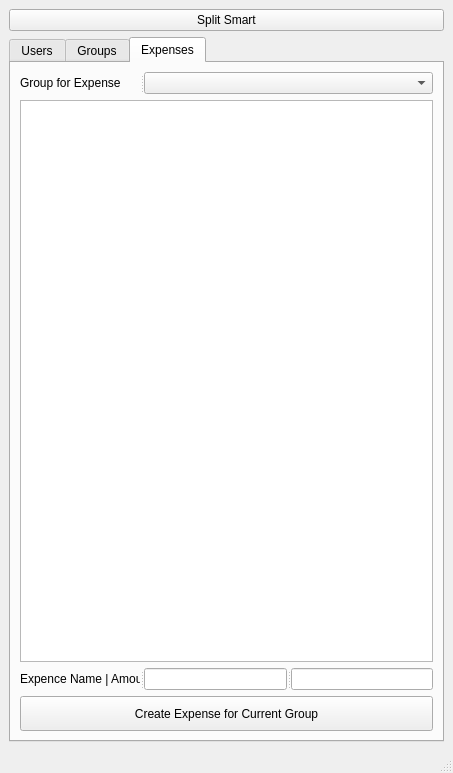
First picture: the form in split_smart/ui/ui_main.ui, repository kiryha/CIS566, before the edit.
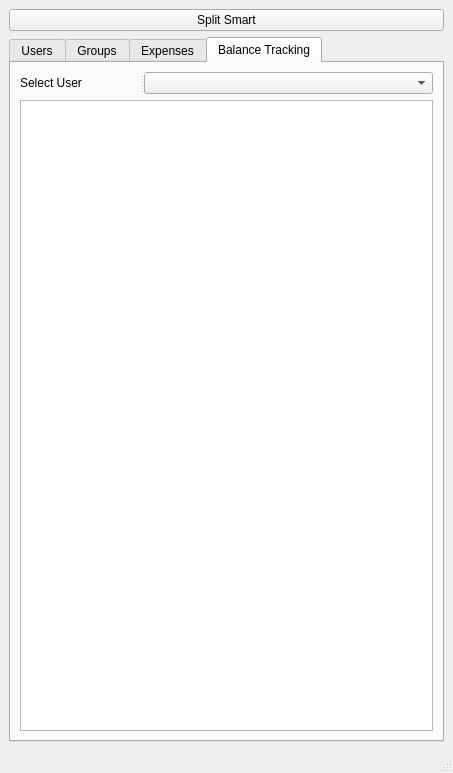
Second picture: the form after the edit.

Diff of the .ui file:
```diff
--- a/split_smart/ui/ui_main.ui
+++ b/split_smart/ui/ui_main.ui
@@ -25,7 +25,7 @@
     <item>
      <widget class="QTabWidget" name="tabWidget">
       <property name="currentIndex">
-       <number>2</number>
+       <number>3</number>
       </property>
       <widget class="QWidget" name="tab_1">
        <attribute name="title">
@@ -447,6 +447,41 @@
         </item>
        </layout>
       </widget>
+      <widget class="QWidget" name="tab_4">
+       <attribute name="title">
+        <string>Balance Tracking</string>
+       </attribute>
+       <layout class="QVBoxLayout" name="verticalLayout_5">
+        <item>
+         <widget class="QSplitter" name="splitter_11">
+          <property name="orientation">
+           <enum>Qt::Horizontal</enum>
+          </property>
+          <widget class="QLabel" name="label_10">
+           <property name="minimumSize">
+            <size>
+             <width>120</width>
+             <height>0</height>
+            </size>
+           </property>
+           <property name="maximumSize">
+            <size>
+             <width>120</width>
+             <height>16777215</height>
+            </size>
+           </property>
+           <property name="text">
+            <string>Select User</string>
+           </property>
+          </widget>
+          <widget class="QComboBox" name="comUsersBalance"/>
+         </widget>
+        </item>
+        <item>
+         <widget class="QTableView" name="tabBalace"/>
+        </item>
+       </layout>
+      </widget>
      </widget>
     </item>
    </layout>
```
